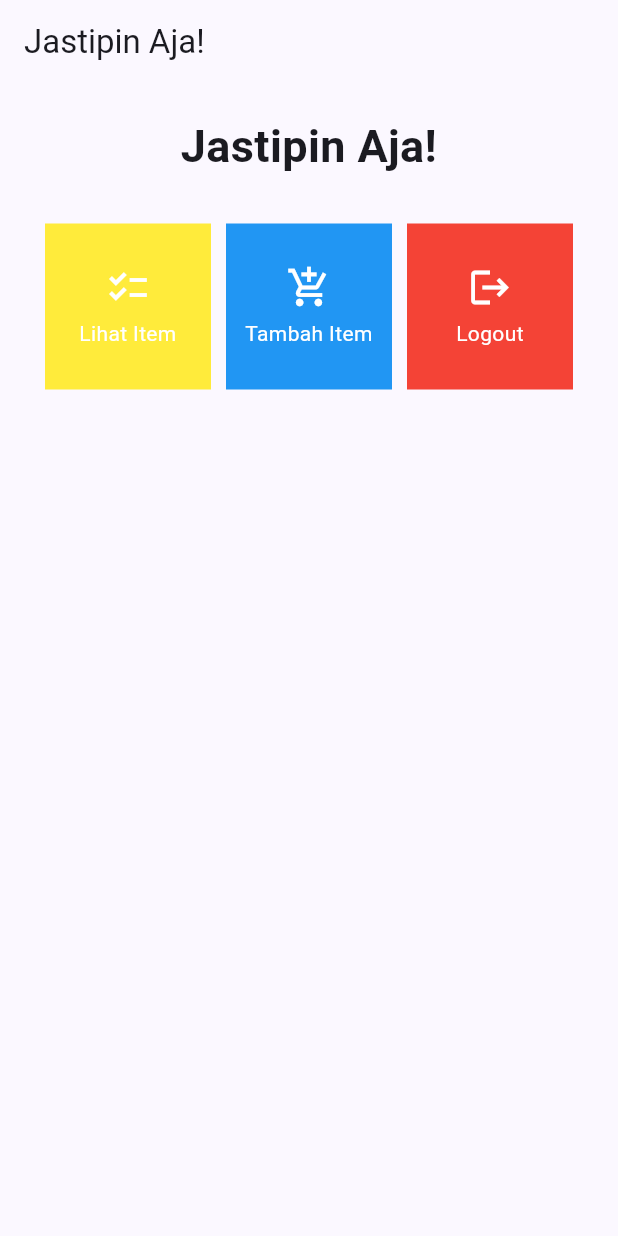
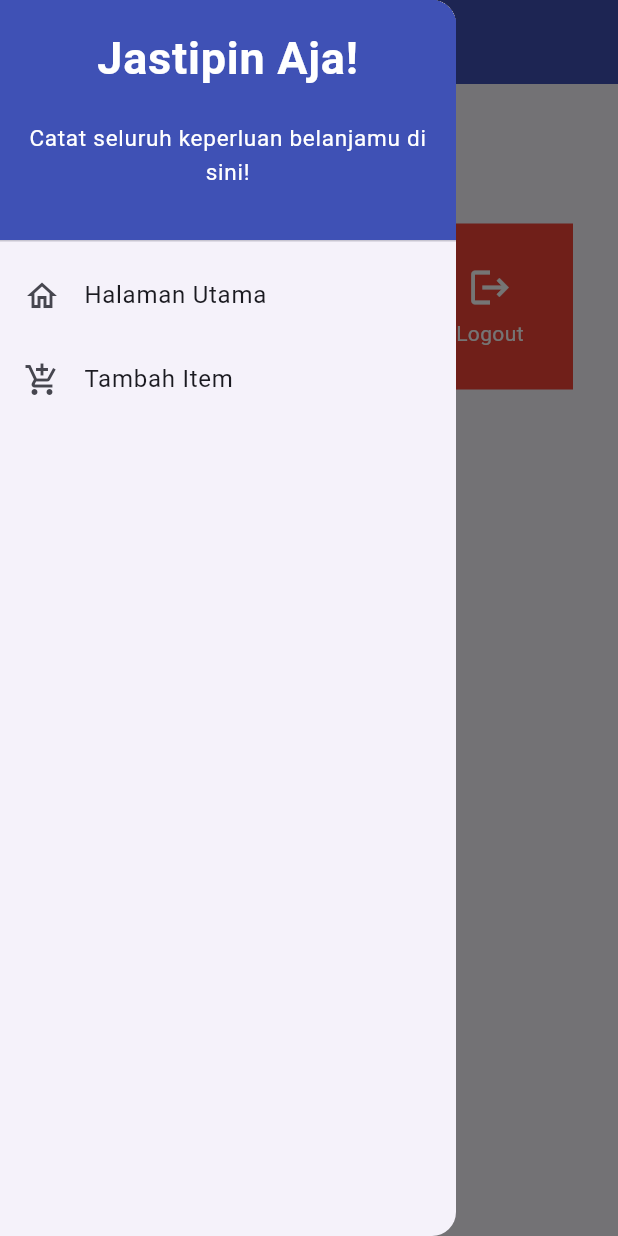
Before and after one commit to hunnania/jastipin_aja, a Flutter app: the screen it shows after launch, with the side drawer open (before the commit the screen has no drawer), on a phone screen of 412 x 824 dp. Run offline on Flutter 3.47's test engine with Material 2 defaults, Android fonts, the light colour scheme and no system bars.

Commit message:
Tugas 8 selesai

```diff
--- a/lib/main.dart
+++ b/lib/main.dart
@@ -1,5 +1,5 @@
 import 'package:flutter/material.dart';
-import 'package:jastipin_aja/menu.dart';
+import 'package:jastipin_aja/screens/menu.dart';
 
 void main() {
   runApp(const MyApp());
--- a/lib/menu.dart
+++ b/lib/screens/menu.dart
@@ -1,4 +1,7 @@
 import 'package:flutter/material.dart';
+import 'package:jastipin_aja/screens/shoplist_form.dart';
+import 'package:jastipin_aja/widgets/left_drawer.dart';
+import 'package:jastipin_aja/widgets/shop_card.dart';
 
 class MyHomePage extends StatelessWidget {
   MyHomePage({Key? key}) : super(key: key);
@@ -31,7 +34,11 @@
         title: const Text(
           'Jastipin Aja!',
         ),
+        backgroundColor: Colors.indigo,
+        foregroundColor: Colors.white,
       ),
+      // Masukkan drawer sebagai parameter nilai drawer dari widget Scaffold
+      drawer: const LeftDrawer(),
       body: SingleChildScrollView(
         // Widget wrapper yang dapat discroll
         child: Padding(
@@ -72,67 +79,3 @@
     );
   }
 }
-
-class ShopItem {
-  final String name;
-  final IconData icon;
-
-  ShopItem(this.name, this.icon);
-}
-
-class ShopCard extends StatelessWidget {
-  final ShopItem item;
-
-  const ShopCard(this.item, {super.key}); // Constructor
-
-  @override
-  Widget build(BuildContext context) {
-
-    Color buttonColor;
-    if (item.name == "Lihat Item") {
-      buttonColor = Colors.yellow;
-    } else if (item.name == "Tambah Item") {
-      buttonColor = Colors.blue;
-    } else if (item.name == "Logout") {
-      buttonColor = Colors.red;
-    } else {
-      buttonColor = Colors.indigo; // Warna default jika tidak cocok
-    }
-
-    return Material(
-      color: buttonColor, // Menggunakan warna yang sesuai
-      child: InkWell(
-        // Area responsive terhadap sentuhan
-        onTap: () {
-          // Memunculkan SnackBar ketika diklik
-          ScaffoldMessenger.of(context)
-            ..hideCurrentSnackBar()
-            ..showSnackBar(SnackBar(
-                content: Text("Kamu telah menekan tombol ${item.name}!")));
-        },
-        child: Container(
-          // Container untuk menyimpan Icon dan Text
-          padding: const EdgeInsets.all(8),
-          child: Center(
-            child: Column(
-              mainAxisAlignment: MainAxisAlignment.center,
-              children: [
-                Icon(
-                  item.icon,
-                  color: Colors.white,
-                  size: 30.0,
-                ),
-                const Padding(padding: EdgeInsets.all(3)),
-                Text(
-                  item.name,
-                  textAlign: TextAlign.center,
-                  style: const TextStyle(color: Colors.white),
-                ),
-              ],
-            ),
-          ),
-        ),
-      ),
-    );
-  }
-}
--- /dev/null
+++ b/lib/widgets/left_drawer.dart
@@ -0,0 +1,68 @@
+import 'package:flutter/material.dart';
+import 'package:jastipin_aja/screens/menu.dart';
+import 'package:jastipin_aja/screens/shoplist_form.dart';
+
+class LeftDrawer extends StatelessWidget {
+  const LeftDrawer({super.key});
+
+  @override
+  Widget build(BuildContext context) {
+    return Drawer(
+      child: ListView(
+        children: [
+          const DrawerHeader(
+            decoration: BoxDecoration(
+              color: Colors.indigo,
+            ),
+            child: Column(
+              children: [
+                Text(
+                  'Jastipin Aja!',
+                  textAlign: TextAlign.center,
+                  style: TextStyle(
+                    fontSize: 30,
+                    fontWeight: FontWeight.bold,
+                    color: Colors.white,
+                  ),
+                ),
+                Padding(padding: EdgeInsets.all(10)),
+                Text("Catat seluruh keperluan belanjamu di sini!",
+                    // TODO: Tambahkan gaya teks dengan center alignment, font ukuran 15, warna putih, dan weight biasa
+                    textAlign: TextAlign.center,
+                    style: TextStyle(
+                      fontSize: 15,
+                      color: Colors.white,
+                    ),
+                    ),
+              ],
+            ),
+          ),
+          ListTile(
+            leading: const Icon(Icons.home_outlined),
+            title: const Text('Halaman Utama'),
+            // Bagian redirection ke MyHomePage
+            onTap: () {
+              Navigator.pushReplacement(
+                  context,
+                  MaterialPageRoute(
+                    builder: (context) => MyHomePage(),
+                  ));
+            },
+          ),
+          ListTile(
+            leading: const Icon(Icons.add_shopping_cart),
+            title: const Text('Tambah Item'),
+            // Bagian redirection ke ShopFormPage
+            onTap: () {
+              Navigator.pushReplacement(
+                  context,
+                  MaterialPageRoute(
+                    builder: (context) => const ShopFormPage(),
+                  ));
+            },
+          ),
+        ],
+      ),
+    );
+  }
+}
--- /dev/null
+++ b/lib/widgets/shop_card.dart
@@ -0,0 +1,72 @@
+import 'package:jastipin_aja/screens/shoplist_form.dart';
+import 'package:flutter/material.dart';
+
+
+class ShopItem {
+  final String name;
+  final IconData icon;
+
+  ShopItem(this.name, this.icon);
+}
+
+class ShopCard extends StatelessWidget {
+  final ShopItem item;
+
+  const ShopCard(this.item, {super.key}); // Constructor
+
+  @override
+  Widget build(BuildContext context) {
+
+    Color buttonColor;
+    if (item.name == "Lihat Item") {
+      buttonColor = Colors.yellow;
+    } else if (item.name == "Tambah Item") {
+      buttonColor = Colors.blue;
+    } else if (item.name == "Logout") {
+      buttonColor = Colors.red;
+    } else {
+      buttonColor = Colors.indigo; // Warna default jika tidak cocok
+    }
+
+    return Material(
+      color: buttonColor,
+      child: InkWell(
+        // Area responsive terhadap sentuhan
+        onTap: () {
+          // Memunculkan SnackBar ketika diklik
+          ScaffoldMessenger.of(context)
+            ..hideCurrentSnackBar()
+            ..showSnackBar(SnackBar(
+                content: Text("Kamu telah menekan tombol ${item.name}!")));
+
+          // Navigate ke route yang sesuai (tergantung jenis tombol)
+          if (item.name == "Tambah Item") {
+            Navigator.push(context, MaterialPageRoute(builder: (context) => const ShopFormPage()));
+          }
+        },
+        child: Container(
+          // Container untuk menyimpan Icon dan Text
+          padding: const EdgeInsets.all(8),
+          child: Center(
+            child: Column(
+              mainAxisAlignment: MainAxisAlignment.center,
+              children: [
+                Icon(
+                  item.icon,
+                  color: Colors.white,
+                  size: 30.0,
+                ),
+                const Padding(padding: EdgeInsets.all(3)),
+                Text(
+                  item.name,
+                  textAlign: TextAlign.center,
+                  style: const TextStyle(color: Colors.white),
+                ),
+              ],
+            ),
+          ),
+        ),
+      ),
+    );
+  }
+}
```
Also changed, not shown: lib/screens/shoplist_form.dart (added, +190 -0 lines).
